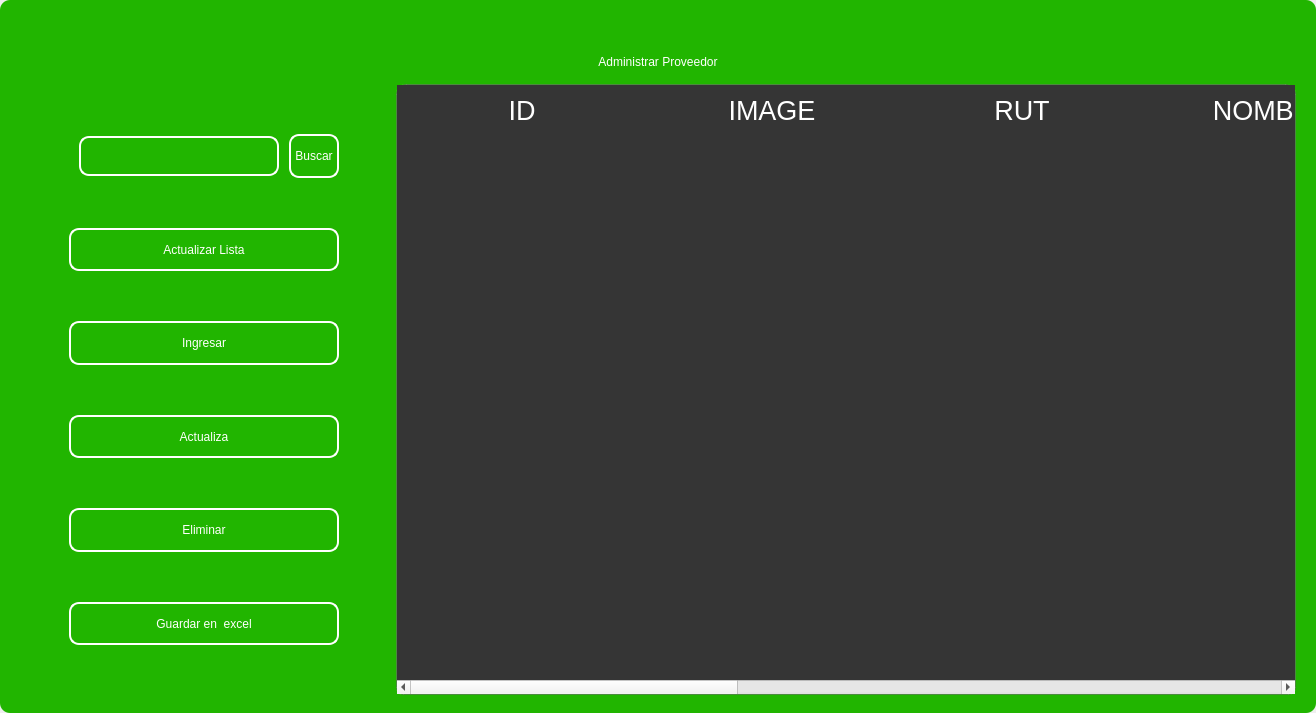
Old version of the form design/standar/mainprovider3.ui in the repository codemiguel-dev/ERP-EmprendeSoft-Desktop.
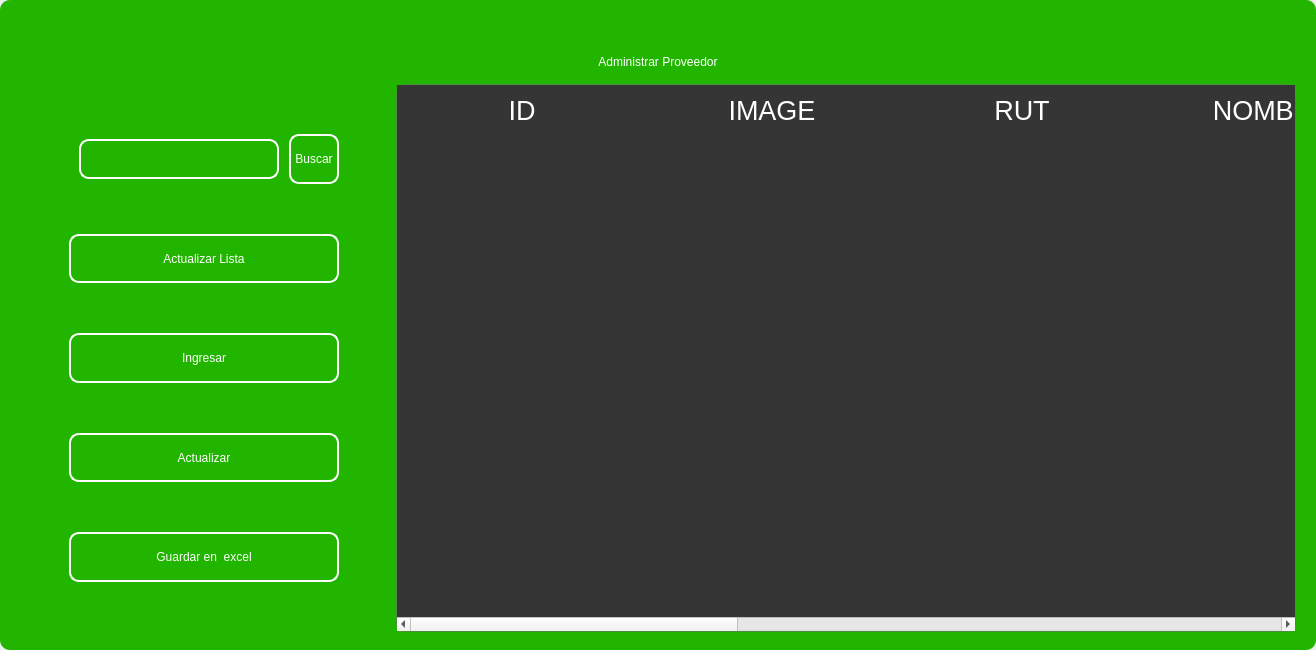
New version of the form. Icons and pictures are not drawn.

```diff
--- a/design/standar/mainprovider3.ui
+++ b/design/standar/mainprovider3.ui
@@ -7,7 +7,7 @@
     <x>0</x>
     <y>0</y>
     <width>1316</width>
-    <height>713</height>
+    <height>650</height>
    </rect>
   </property>
   <property name="windowTitle">
@@ -630,51 +630,7 @@
 }</string>
               </property>
               <property name="text">
-               <string>Actualiza</string>
-              </property>
-              <property name="iconSize">
-               <size>
-                <width>35</width>
-                <height>35</height>
-               </size>
-              </property>
-             </widget>
-            </item>
-            <item>
-             <widget class="QPushButton" name="btn_delete">
-              <property name="minimumSize">
-               <size>
-                <width>0</width>
-                <height>40</height>
-               </size>
-              </property>
-              <property name="maximumSize">
-               <size>
-                <width>300</width>
-                <height>50</height>
-               </size>
-              </property>
-              <property name="cursor">
-               <cursorShape>PointingHandCursor</cursorShape>
-              </property>
-              <property name="styleSheet">
-               <string notr="true">QPushButton{
-border-radius:10px; 
-font: 12pt &quot;Arial&quot;;
-color: rgb(255, 255, 254);
-border: 2px solid #ffffff;
-}
-
-QPushButton:hover{
-border-radius:10px; 
-font: 12pt &quot;Arial&quot;;
-color: rgb(255, 255, 255);
-border: 2px solid rgb(120, 0, 171);
-	background-color: rgb(120, 0, 171);
-}</string>
-              </property>
-              <property name="text">
-               <string>Eliminar</string>
+               <string>Actualizar</string>
               </property>
               <property name="iconSize">
                <size>
```
